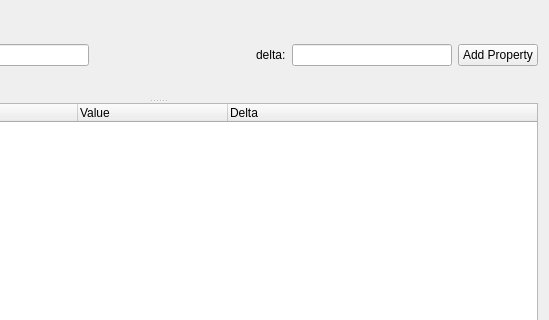
Qt form GUI/Qt/UCreateTestWidget.ui (aicommunity/Rdk) before a commit; both pictures show x 234 to 783 and y 0 to 320 of the 783 by 510 pixel window.
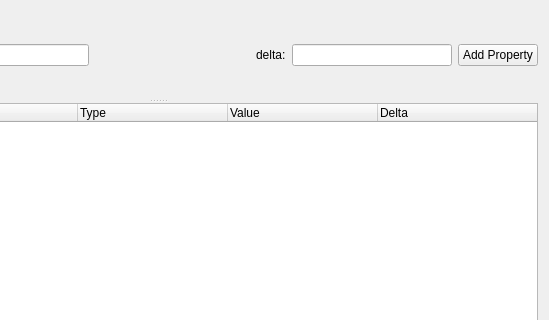
The same form after that commit.

Commit message: Gui/Qt: UCreateTestWidget now generate XML files, UTestManager added in pro-file

What changed in the file:
```diff
--- a/GUI/Qt/UCreateTestWidget.ui
+++ b/GUI/Qt/UCreateTestWidget.ui
@@ -126,6 +126,11 @@
         <string>Property</string>
        </property>
       </column>
+      <column>
+       <property name="text">
+        <string>Type</string>
+       </property>
+      </column>
       <column>
        <property name="text">
         <string>Value</string>
```
The commit also changes 5 other files.
